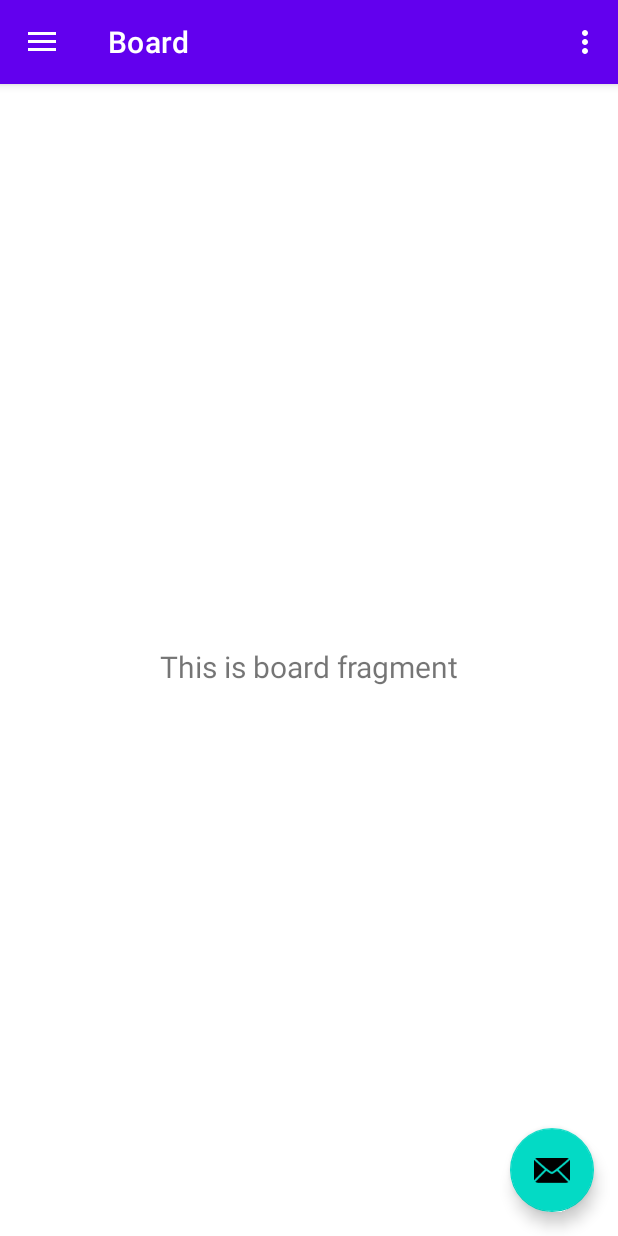
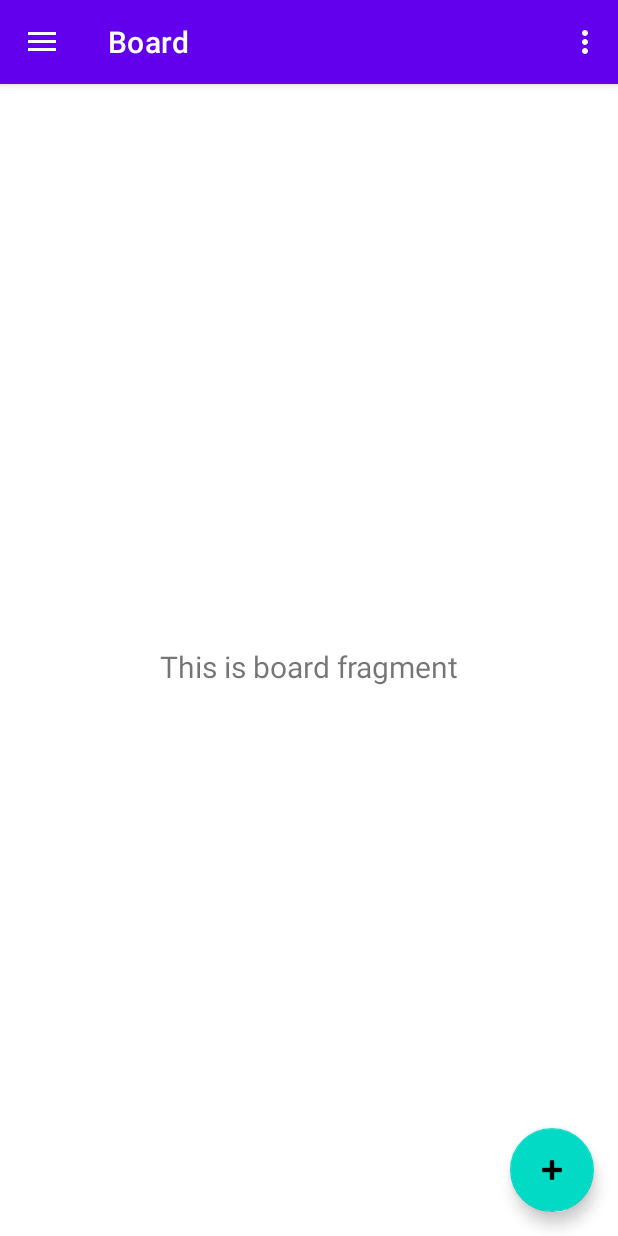
Before and after one commit to ktvn100/NMCNPM-CNTN18-Group09-Trello, an Android app: the screen it shows after launch (MainActivity), on a phone screen of 412 x 824 dp. Run offline under Robolectric (Android 15) with nearby library versions, the phone set to English and light mode, and no system bars; our stand-ins replace Firebase (no records; nobody signed in at launch, a user with empty details on screens opened directly), navigation-ui; Roboto replaces fonts that are not available here.

Commit message:
new ic for add button

```diff
--- a/app/src/main/res/layout/app_bar_main.xml
+++ b/app/src/main/res/layout/app_bar_main.xml
@@ -28,6 +28,6 @@
         android:layout_height="wrap_content"
         android:layout_gravity="bottom|end"
         android:layout_margin="@dimen/fab_margin"
-        app:srcCompat="@android:drawable/ic_dialog_email" />
+        app:srcCompat="@android:drawable/ic_input_add" />
 
 </androidx.coordinatorlayout.widget.CoordinatorLayout>
--- a/app/src/main/res/menu/main.xml
+++ b/app/src/main/res/menu/main.xml
@@ -3,7 +3,7 @@
     xmlns:app="http://schemas.android.com/apk/res-auto">
     <item
         android:id="@+id/action_settings"
-        android:orderInCategory="100"
+        android:orderInCategory="101"
         android:title="@string/action_settings"
         app:showAsAction="never" />
 </menu>
--- a/app/src/main/res/values/strings.xml
+++ b/app/src/main/res/values/strings.xml
@@ -7,6 +7,8 @@
     <string name="nav_header_subtitle">android.studio@android.com</string>
     <string name="nav_header_desc">Navigation header</string>
     <string name="action_settings">Settings</string>
+    <string name="action_search">Search</string>
+    <string name="action_notifications">Notifications</string>
 
     <string name="menu_board">Board</string>
 </resources>
```
